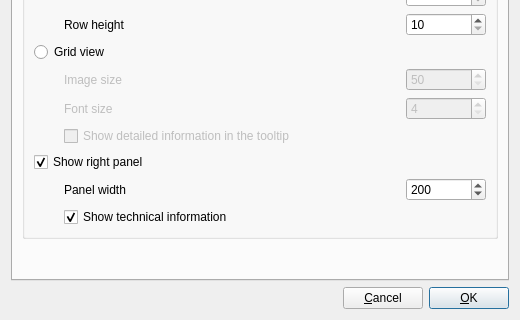
This is src/settingswindow.ui in eugene-melnik/alexandra as Qt 5 draws it before an edit; both pictures show x 0 to 520 and y 270 to 590 of the 520 by 590 pixel window. The edited form follows.
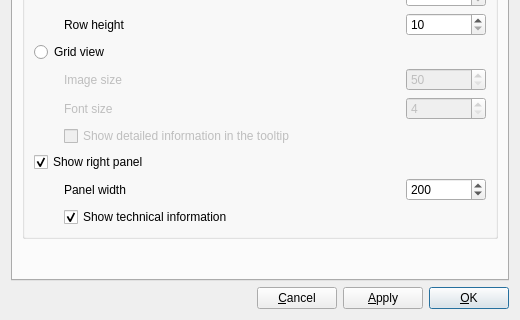
This is the edited form. Icons and pictures are not drawn.

Commit message: Apply button in settings

Diff of the .ui file:
```diff
--- a/src/settingswindow.ui
+++ b/src/settingswindow.ui
@@ -1421,6 +1421,13 @@
        </property>
       </widget>
      </item>
+     <item>
+      <widget class="QPushButton" name="bApply">
+       <property name="text">
+        <string>&amp;Apply</string>
+       </property>
+      </widget>
+     </item>
      <item>
       <widget class="QPushButton" name="bOk">
        <property name="text">
```
The commit also changes 2 other files.
